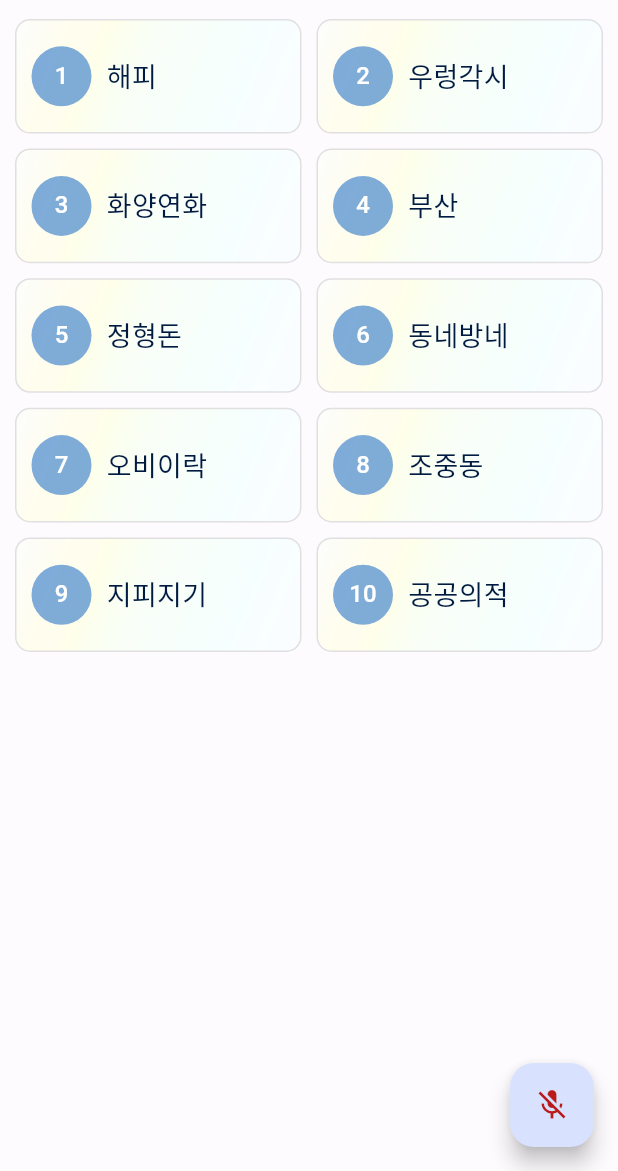
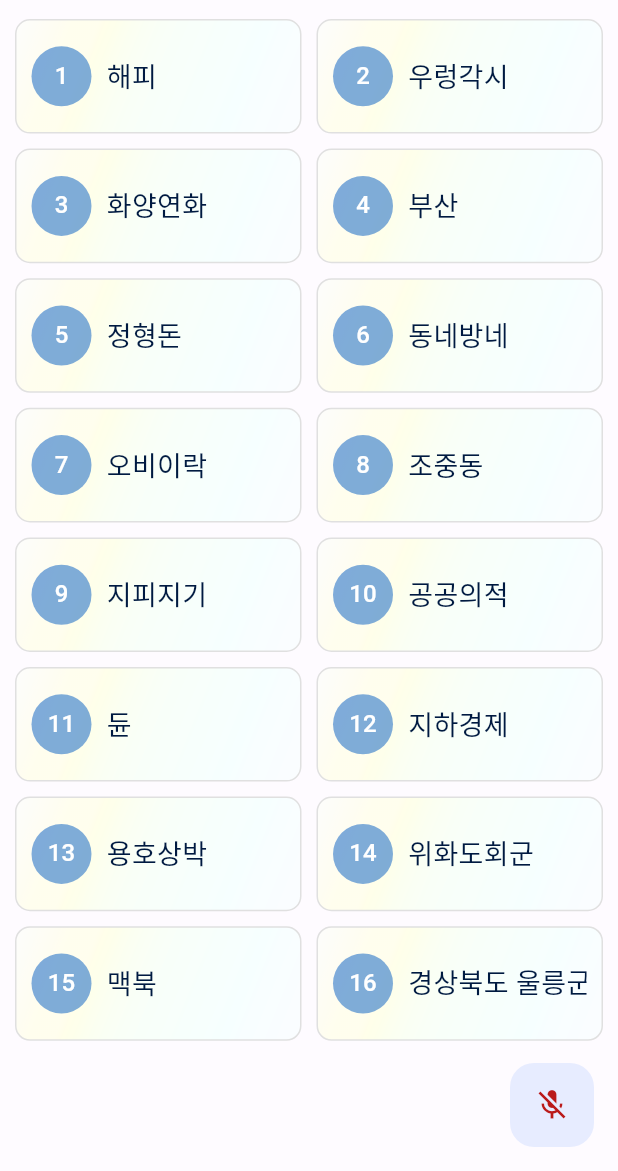
Before and after one commit to juno-flutter/stt_game, a Flutter app: the screen it shows after launch, on a phone screen of 412 x 824 dp, the part 65-1236 px from its top. Run offline on Flutter 3.47's test engine with Material 2 defaults, Android fonts, the phone set to English and light mode, and no system bars; our stand-ins replace get, speech_to_text; missing offline and left inert: dart:html.

```diff
--- a/lib/my_home_page.dart
+++ b/lib/my_home_page.dart
@@ -21,10 +21,24 @@ class MyHomePageState extends State<MyHomePage> {
 
   final wordListController = Get.put(WordListController());
 
+  late ScrollController _scrollController;
+
   @override
   void initState() {
     super.initState();
     _initSpeech();
+    _scrollController = ScrollController(
+      initialScrollOffset: 0.0,
+      keepScrollOffset: true,
+    );
+  }
+
+  void _toEnd() {
+    _scrollController.animateTo(
+      _scrollController.position.maxScrollExtent,
+      duration: const Duration(milliseconds: 500),
+      curve: Curves.ease,
+    );
   }
 
   /// This has to happen only once per app
@@ -75,6 +89,8 @@ class MyHomePageState extends State<MyHomePage> {
               ),
             ],
           );
+        } else {
+          _toEnd();
         }
       }
     });
@@ -108,12 +124,12 @@ class MyHomePageState extends State<MyHomePage> {
           ),
         ),
       ),
-      body: SafeArea(
-        child: Container(
+      body: Container(
         padding: const EdgeInsets.fromLTRB(10, 0, 10, 10),
         child: GetX<WordListController>(builder: (controller) {
           return GridView.builder(
-              shrinkWrap: true,
+            controller: _scrollController,
+            // shrinkWrap: true,
             gridDelegate: const SliverGridDelegateWithFixedCrossAxisCount(
               crossAxisCount: 2,
               childAspectRatio: 2.5,
@@ -122,7 +138,9 @@ class MyHomePageState extends State<MyHomePage> {
             ),
             itemCount: controller.wordItems.length,
             itemBuilder: (_, index) {
-                return GestureDetector(
+              return Material(
+                child: InkWell(
+                  onTap: () {},
                   onLongPress: () {
                     Get.defaultDialog(
                       title: '\'${controller.wordItems[index].word}\'',
@@ -161,6 +179,23 @@ class MyHomePageState extends State<MyHomePage> {
                       backgroundBlendMode: BlendMode.color,
                       border: Border.all(color: Colors.grey.shade300),
                       borderRadius: BorderRadius.circular(10),
+                      // boxShadow: const [
+                      //   BoxShadow(
+                      //     color: Colors.green,
+                      //     offset: Offset(
+                      //       2.0,
+                      //       2.0,
+                      //     ),
+                      //     blurRadius: 2.0,
+                      //     spreadRadius: 2.0,
+                      //   ), //BoxShadow
+                      //   BoxShadow(
+                      //     color: Colors.white,
+                      //     offset: Offset(0.0, 0.0),
+                      //     blurRadius: 0.0,
+                      //     spreadRadius: 0.0,
+                      //   ),
+                      // ],
                       gradient: LinearGradient(
                         colors: [
                           Colors.white,
@@ -174,7 +209,8 @@ class MyHomePageState extends State<MyHomePage> {
                         tileMode: TileMode.mirror,
                       ),
                     ),
-                    child: /*Dismissible(
+
+                    /*Dismissible(
                   key: ValueKey(index),
                   // onDismissed: ,
                   dragStartBehavior: DragStartBehavior.down,
@@ -190,7 +226,7 @@ class MyHomePageState extends State<MyHomePage> {
                       size: 40,
                     ),
                   )*/
-                        Row(
+                    child: Row(
                       mainAxisSize: MainAxisSize.min,
                       children: [
                         CircleAvatar(
@@ -203,14 +239,17 @@ class MyHomePageState extends State<MyHomePage> {
                         const SizedBox(
                           width: 10,
                         ),
-                        Text(
+                        Expanded(
+                          child: Text(
                             controller.wordItems[index].word,
                             overflow: TextOverflow.clip,
                             maxLines: 1,
                             softWrap: false,
                             style: TextStyle(fontSize: 18, color: Theme.of(_).colorScheme.onPrimaryContainer),
                           ),
+                        ),
                       ],
+                    ),
                   ),
                 ),
               );
@@ -218,9 +257,11 @@ class MyHomePageState extends State<MyHomePage> {
           );
         }),
       ),
-      ),
       floatingActionButton: FloatingActionButton(
-        // backgroundColor: Theme.of(context).colorScheme.primaryContainer,
+        // backgroundColor: Colors.transparent,
+        backgroundColor: Theme.of(context).colorScheme.primaryContainer.withOpacity(0.6),
+        // disabledElevation: 1,
+        elevation: 0,
         onPressed: fabAction,
         child: Icon(
           _speechToText.isNotListening ? Icons.mic_off : Icons.mic,
--- a/lib/word_list_controller.dart
+++ b/lib/word_list_controller.dart
@@ -34,6 +34,12 @@ class WordListController extends GetxController {
     '조중동',
     '지피지기',
     '공공의적',
+    '듄',
+    '지하경제',
+    '용호상박',
+    '위화도회군',
+    '맥북',
+    '경상북도 울릉군',
   ];
 
   void fetchWordItems() {
```
Lines whose indentation alone changed are shown as unchanged.
